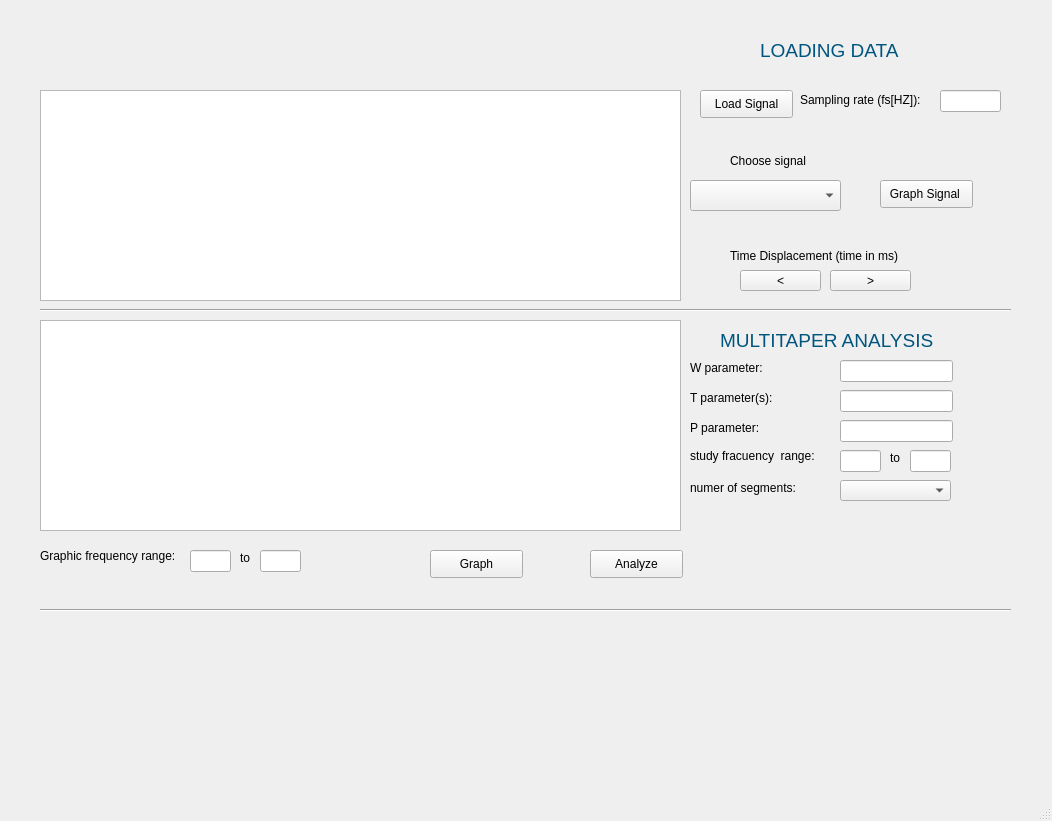
Before: the Qt Designer form interfaz.ui in carlosmunoz97/Proyecto2, drawn with Qt 5.
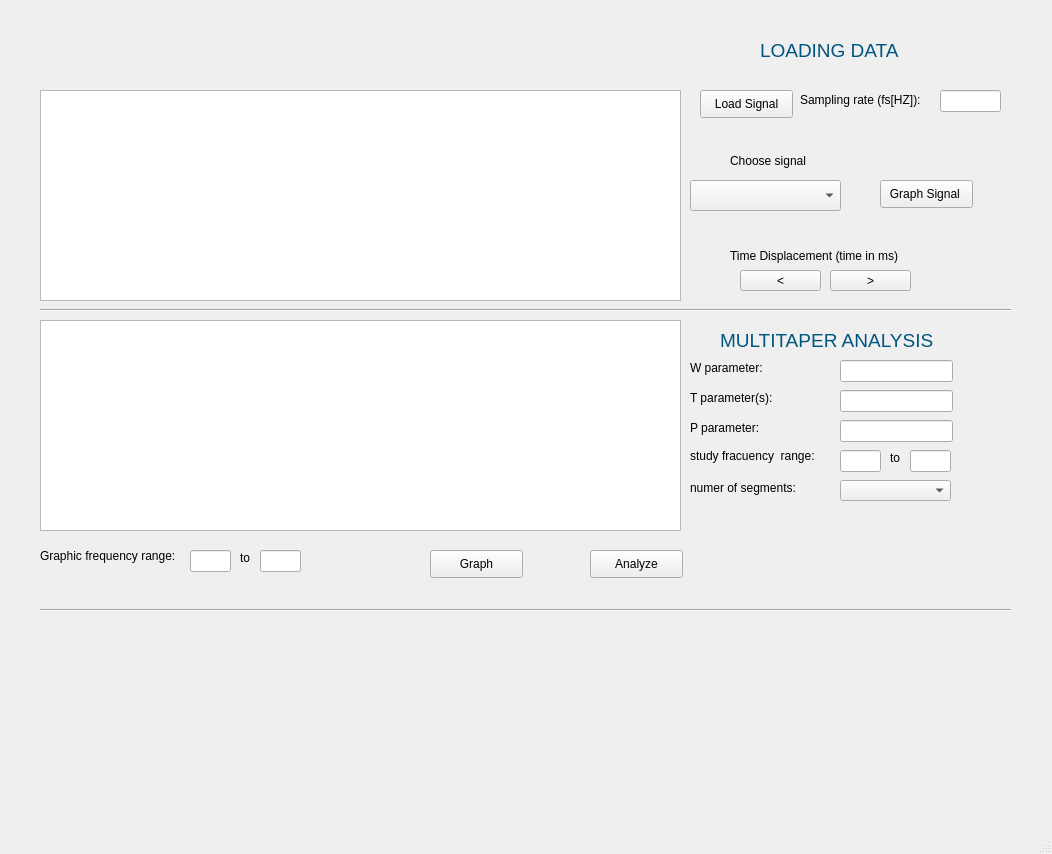
After: the same form once the commit is applied. Custom widgets are drawn as their Qt base class.

What changed in the file:
```diff
--- a/interfaz.ui
+++ b/interfaz.ui
@@ -7,7 +7,7 @@
     <x>0</x>
     <y>0</y>
     <width>1052</width>
-    <height>821</height>
+    <height>854</height>
    </rect>
   </property>
   <property name="windowTitle">
```
Left out of the diff: 10 changed lines with no effect on the pictures.
